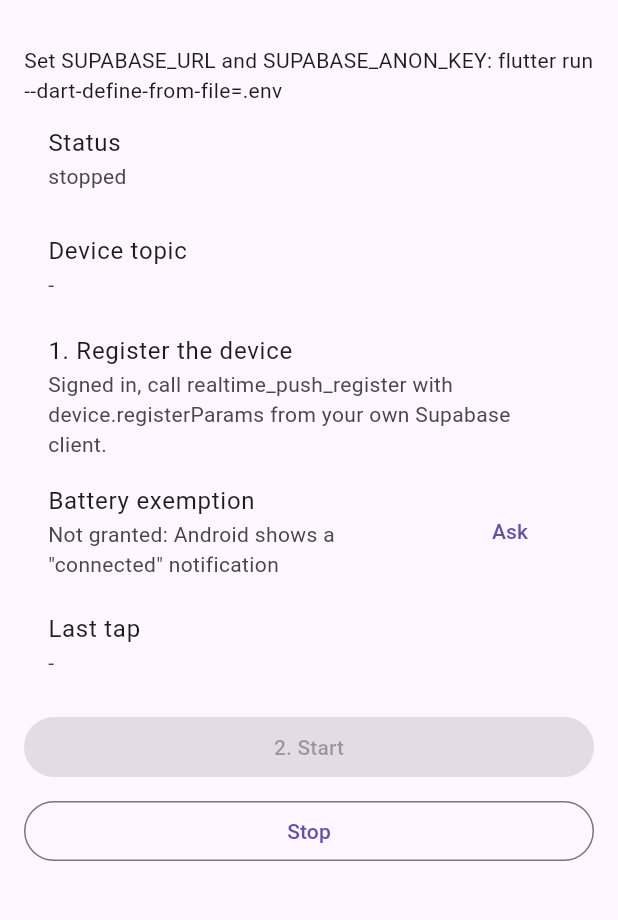
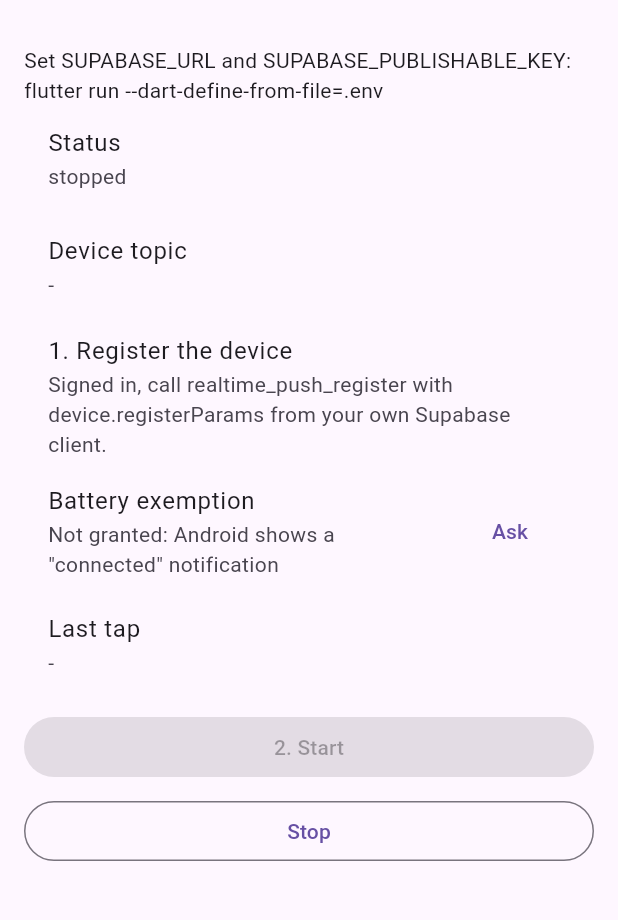
Before and after one commit to Franklyn-R-Silva/supabase_realtime_push, a Flutter app: the screen it shows after launch, on a phone screen of 412 x 824 dp, the part 63-983 px from its top. Run offline on Flutter 3.47's test engine with Material 3 defaults, Android fonts, the phone set to English and light mode, and no system bars.

Commit message:
feat: take the publishable key, and send it in apikey only
Supabase's new keys (sb_publishable_...) are not JWTs: sent as a Bearer token
they fail anything that parses one. The key now goes in the apikey header
only, the Realtime join carries access_token only for a JWT key, and the
argument is called publishableKey, as in supabase_flutter 2.18. A legacy anon
key is still a valid value. The contract also notes that Supabase Cloud closes
public Realtime connections after 24 hours.

Co-Authored-By: Claude Opus 5.5 <noreply@anthropic.com>

```diff
--- a/example/lib/main.dart
+++ b/example/lib/main.dart
@@ -5,7 +5,7 @@ import 'package:supabase_realtime_push/supabase_realtime_push.dart';
 
 // Run with: flutter run --dart-define-from-file=.env (see .env.example).
 const _supabaseUrl = String.fromEnvironment('SUPABASE_URL');
-const _anonKey = String.fromEnvironment('SUPABASE_ANON_KEY');
+const _publishableKey = String.fromEnvironment('SUPABASE_PUBLISHABLE_KEY');
 
 void main() => runApp(const MaterialApp(home: PushDemo()));
 
@@ -55,7 +55,7 @@ class _PushDemoState extends State<PushDemo> {
     await SupabaseRealtimePush.requestNotificationPermission();
     await SupabaseRealtimePush.start(
       supabaseUrl: Uri.parse(_supabaseUrl),
-      anonKey: _anonKey,
+      publishableKey: _publishableKey,
     );
     await _refresh();
   }
@@ -72,7 +72,7 @@ class _PushDemoState extends State<PushDemo> {
 
   @override
   Widget build(BuildContext context) {
-    final configured = _supabaseUrl.isNotEmpty && _anonKey.isNotEmpty;
+    final configured = _supabaseUrl.isNotEmpty && _publishableKey.isNotEmpty;
     return Scaffold(
       appBar: AppBar(title: const Text('supabase_realtime_push')),
       body: ListView(
@@ -83,7 +83,7 @@ class _PushDemoState extends State<PushDemo> {
           else ...[
             if (!configured)
               const Text(
-                'Set SUPABASE_URL and SUPABASE_ANON_KEY: '
+                'Set SUPABASE_URL and SUPABASE_PUBLISHABLE_KEY: '
                 'flutter run --dart-define-from-file=.env',
               ),
             ListTile(title: const Text('Status'), subtitle: Text(_status.name)),
```
Also changed, not shown: lib/supabase_realtime_push.dart (+11 -6 lines), 3 other files.
